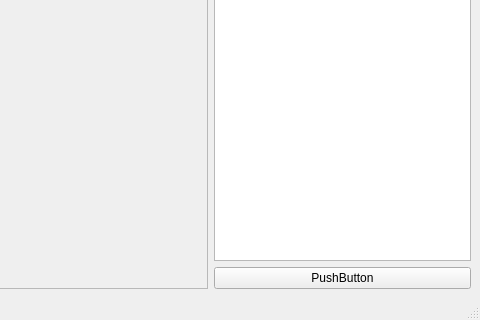
Before: the Qt Designer form mainwindow.ui in PeteCastle/PEx5, drawn with Qt 5; both pictures show x 320 to 800 and y 280 to 600 of the 800 by 600 pixel window.
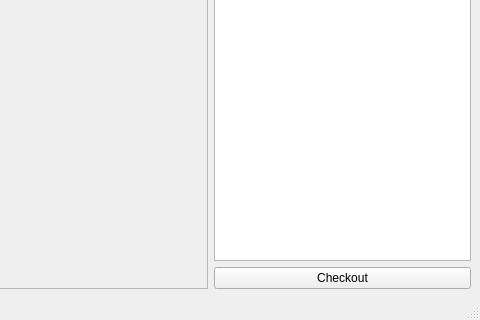
After: the same form once the commit is applied.

What changed in the file:
```diff
--- a/mainwindow.ui
+++ b/mainwindow.ui
@@ -48,7 +48,7 @@
       <item>
        <widget class="QPushButton" name="pushButton">
         <property name="text">
-         <string>PushButton</string>
+         <string>Checkout</string>
         </property>
        </widget>
       </item>
```
Left out of the diff: 2 changed lines with no effect on the pictures.
